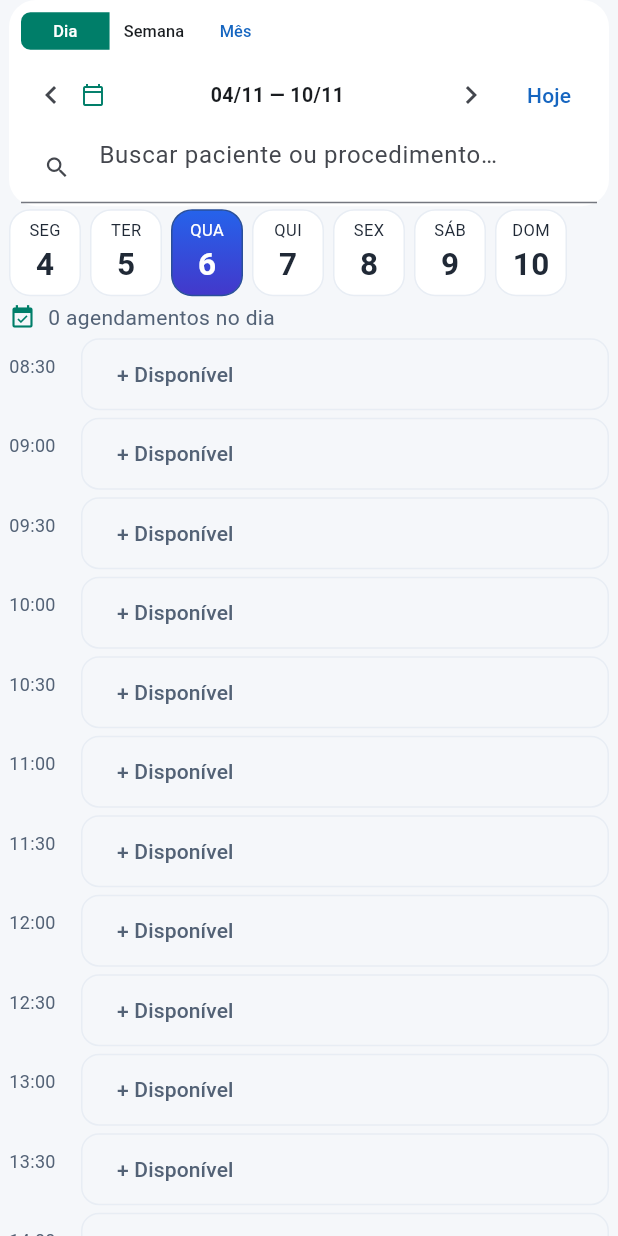
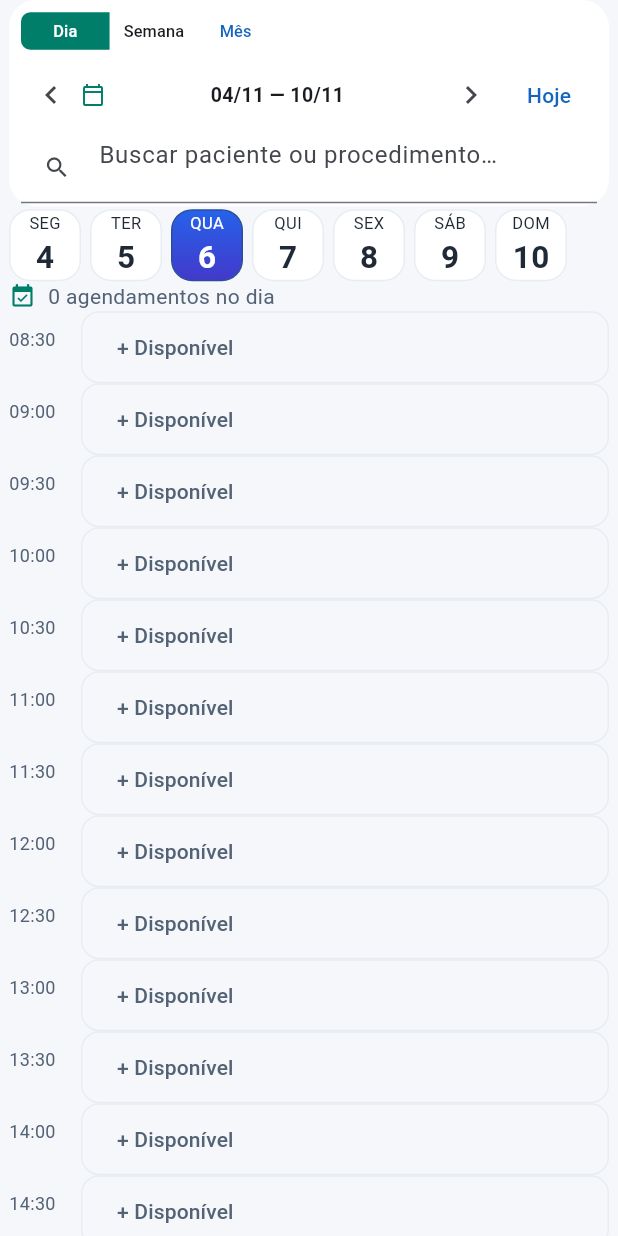
Before and after one commit to gabrielabrahaodev/NexoSaude, a Flutter app: the ClinicalAgendaView widget shown alone on an empty page, opened directly with empty values, on a phone screen of 412 x 824 dp. Run offline on Flutter 3.47's test engine with Material 3 defaults, Android fonts, the phone set to English and light mode, and no system bars; our stand-ins replace cloud_firestore, csv, file_picker, firebase_auth, firebase_core, google_sign_in and 6 more; missing offline and left inert: translator, universal_html; accounts and stored records are empty.

Commit message:
style(agenda): exibir mais horarios mantendo alvos de toque de 48px

```diff
--- a/lib/screens/agenda/clinical_agenda_view.dart
+++ b/lib/screens/agenda/clinical_agenda_view.dart
@@ -209,7 +209,7 @@ class _ClinicalAgendaViewState extends State<ClinicalAgendaView> {
             SizedBox(height: mobile ? 2 : 6),
             if (daily) ...[
               SizedBox(
-                height: mobile ? 58 : 76,
+                height: mobile ? 48 : 76,
                 child: ListView.separated(
                   scrollDirection: Axis.horizontal,
                   itemCount: 7,
@@ -281,7 +281,7 @@ class _ClinicalAgendaViewState extends State<ClinicalAgendaView> {
                 ),
               ),
               Padding(
-                padding: EdgeInsets.symmetric(vertical: mobile ? 4 : 12),
+                padding: EdgeInsets.symmetric(vertical: mobile ? 0 : 12),
                 child: Row(
                   children: [
                     Icon(
@@ -500,7 +500,7 @@ class _ClinicalAgendaViewState extends State<ClinicalAgendaView> {
       if (starts.isEmpty && occupied) continue;
       rows.add(
         Padding(
-          padding: EdgeInsets.only(bottom: compact ? 5 : 12),
+          padding: EdgeInsets.only(bottom: compact ? 0 : 12),
           child: Row(
             crossAxisAlignment: CrossAxisAlignment.start,
             children: [
```
